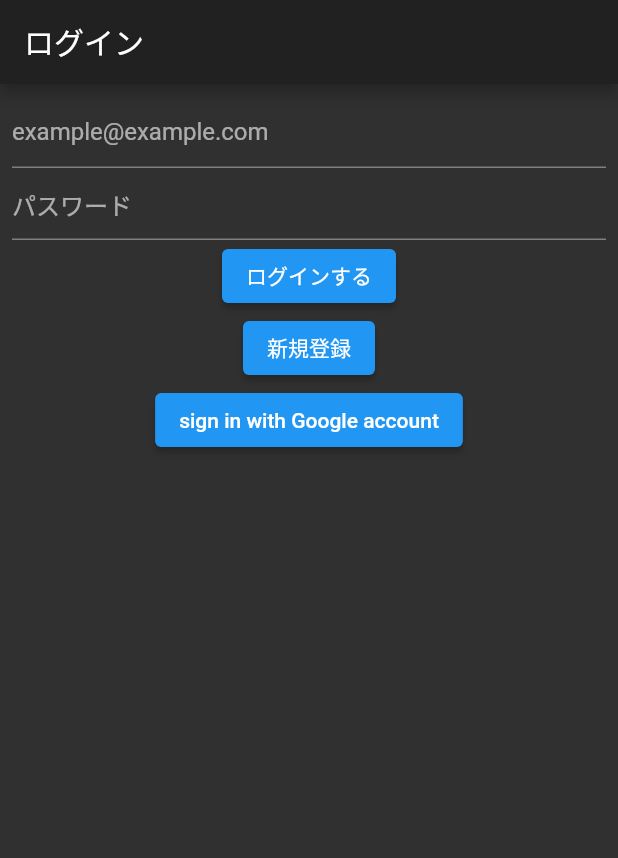
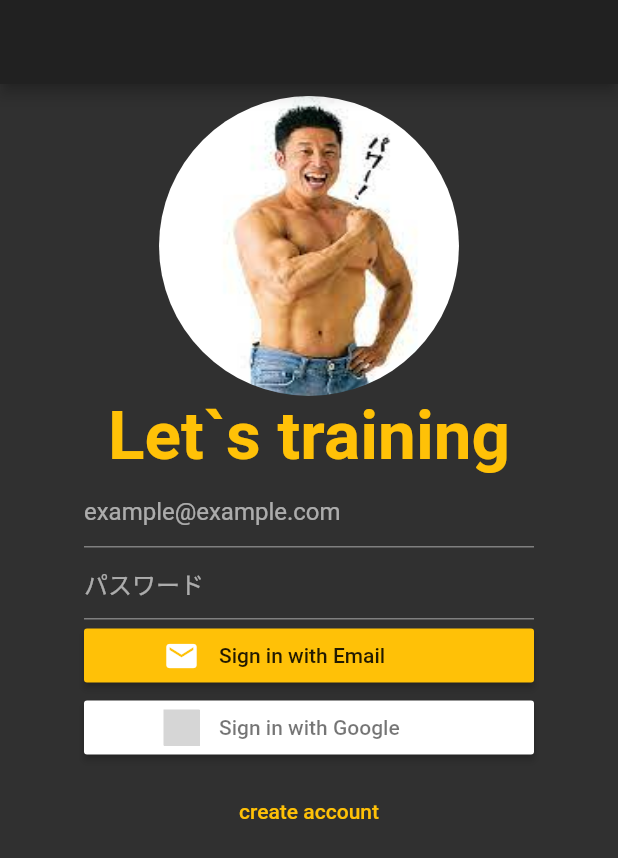
Before and after one commit to t-kawauchiya/training-app, a Flutter app: the screen it shows after launch, on a phone screen of 412 x 824 dp. Shown: the top 858 px of the screen. Run offline on Flutter 3.47's test engine with Material 2 defaults, Android fonts, the phone set to English and light mode, and no system bars; our stand-ins replace cloud_firestore, firebase_auth, firebase_core, flutter_datetime_picker, flutter_signin_button, google_sign_in and 1 more; accounts and stored records are empty; grey boxes are pictures that could not be loaded.

Commit message:
ログインページのデザインを更新

```diff
--- a/lib/signIn/sign_in_page.dart
+++ b/lib/signIn/sign_in_page.dart
@@ -1,5 +1,6 @@
 import 'package:flutter/cupertino.dart';
 import 'package:flutter/material.dart';
+import 'package:flutter_signin_button/flutter_signin_button.dart';
 import 'package:provider/provider.dart';
 import 'package:training_app/presentation/signUp/sign_up_page.dart';
 import 'package:training_app/signIn/sign_in_model.dart';
@@ -12,15 +13,35 @@
     return ChangeNotifierProvider<SignInModel>(
       create: (_) => SignInModel(),
       child: Scaffold(
-        appBar: AppBar(
-          title: Text('ログイン'),
-        ),
+        appBar: AppBar(),
         body: Consumer<SignInModel>(
           builder: (context, model, child) {
             return Padding(
               padding: const EdgeInsets.all(8.0),
               child: Column(
                 children: <Widget>[
+                  Container(
+                    width: 300,
+                    height: 200,
+                    decoration: BoxDecoration(
+                        shape: BoxShape.circle,
+                        image: DecorationImage(
+                            fit: BoxFit.fill,
+                            image: AssetImage('images/machoman.jpeg'))),
+                  ),
+                  Text(
+                    'Let`s training',
+                    style: TextStyle(
+                      fontWeight: FontWeight.bold,
+                      fontSize: 45,
+                      color: Colors.amber,
+                    ),
+                  ),
+                  Center(
+                    child: Container(
+                      width: 300,
+                      child: Column(
+                        children: [
                           TextField(
                             decoration: InputDecoration(
                               hintText: 'example@example.com',
@@ -41,26 +62,51 @@
                               model.password = text;
                             },
                           ),
-                  ElevatedButton(
-                    child: Text('ログインする'),
+                          SizedBox(
+                            width: double.infinity,
+                            child: SignInButtonBuilder(
+                              text: 'Sign in with Email',
+                              textColor: Colors.black87,
+                              icon: Icons.email,
+                              backgroundColor: Colors.amber,
                               onPressed: () async {
                                 model.signInWithEmail(context);
                               },
                             ),
-                  ElevatedButton(
-                    child: Text('新規登録'),
+                          ),
+                          SizedBox(
+                            width: 300,
+                            child: SignInButton(
+                              Buttons.Google,
+                              onPressed: () async {
+                                model.signInWithGoogle();
+                              },
+                            ),
+                          ),
+                          Padding(
+                            padding: const EdgeInsets.all(8.0),
+                            child: Row(
+                              mainAxisAlignment: MainAxisAlignment.spaceEvenly,
+                              children: [
+                                TextButton(
+                                  child: Text('create account'),
+                                  style: TextButton.styleFrom(
+                                    primary: Colors.amber,
+                                  ),
                                   onPressed: () async {
                                     Navigator.push(
                                       context,
-                        MaterialPageRoute(builder: (context) => SignUpPage()),
+                                      MaterialPageRoute(
+                                          builder: (context) => SignUpPage()),
                                     );
                                   },
                                 ),
-                  ElevatedButton(
-                    child: Text('sign in with Google account'),
-                    onPressed: () async {
-                      model.signInWithGoogle();
-                    },
+                              ],
+                            ),
+                          ),
+                        ],
+                      ),
+                    ),
                   ),
                 ],
               ),
--- a/pubspec.yaml
+++ b/pubspec.yaml
@@ -20,6 +20,7 @@
   flutter_datetime_picker: ^1.5.0
   intl: ^0.17.0
   google_sign_in: ^5.0.1
+  flutter_signin_button: ^1.1.0
 
 dev_dependencies:
   flutter_test:
@@ -28,3 +29,6 @@
 flutter:
 
   uses-material-design: true
+
+  assets:
+    - images/machoman.jpeg
```
Also changed, not shown: images/machoman.jpeg (added), pubspec.lock. Lines whose indentation alone changed are shown as unchanged.
